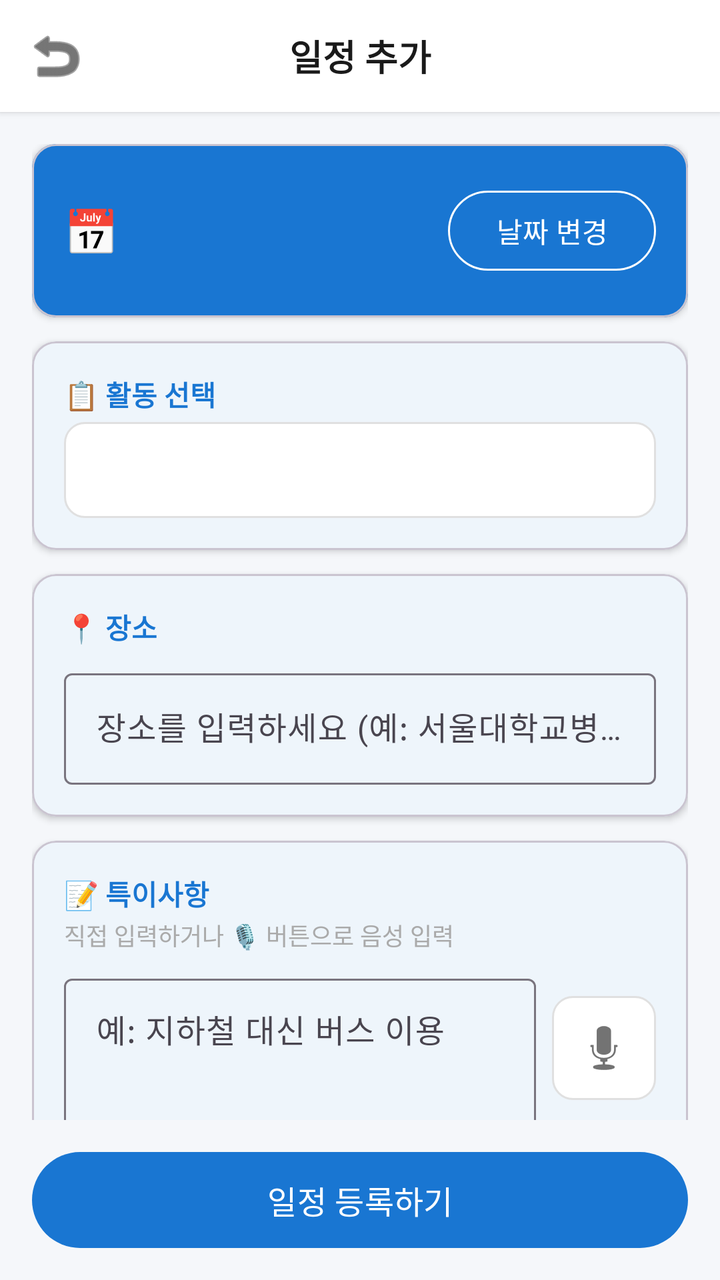
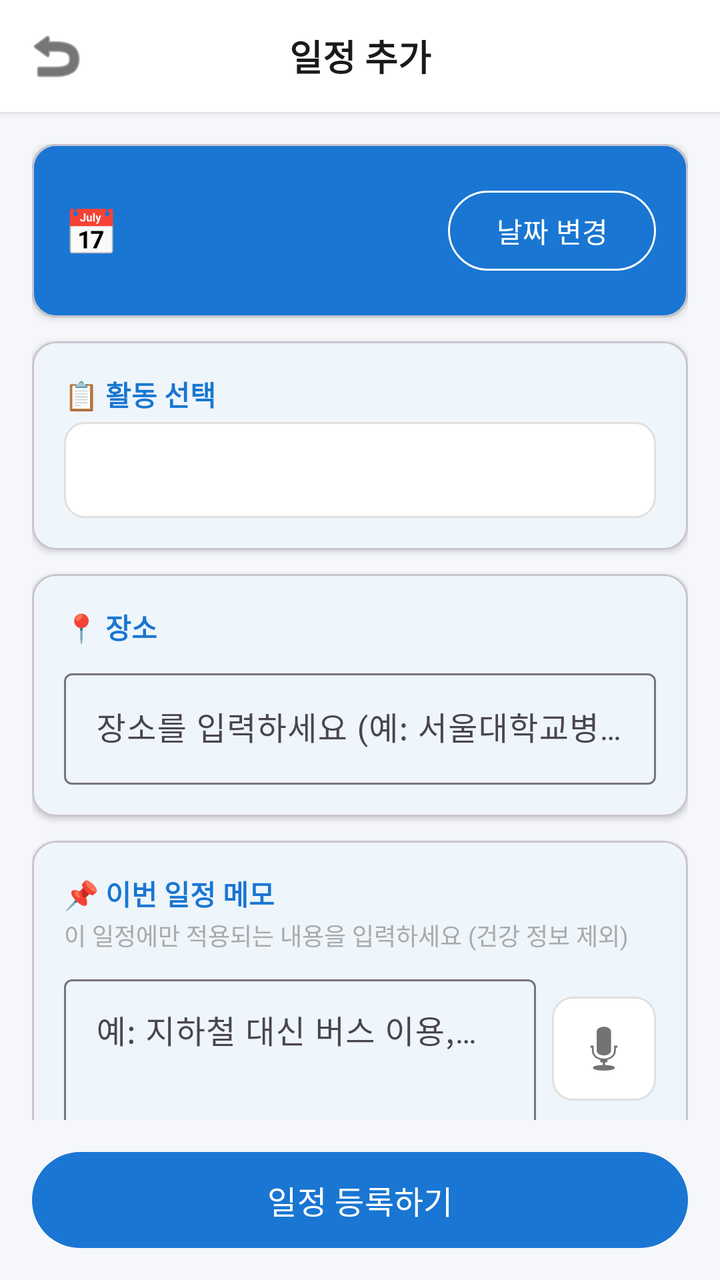

Two renders of the same Android screen: before a commit and after it. Below are the layout's source before the change and the commit's diff.
<!-- AndroidManifest.xml: application theme Theme.MyApplication -->
<!-- res/layout/activity_schedule_add.xml -->
<?xml version="1.0" encoding="utf-8"?>
<LinearLayout xmlns:android="http://schemas.android.com/apk/res/android"
    xmlns:app="http://schemas.android.com/apk/res-auto"
    android:layout_width="match_parent"
    android:layout_height="match_parent"
    android:orientation="vertical"
    android:background="@color/bgPage">

    
    <LinearLayout
        android:layout_width="match_parent"
        android:layout_height="56dp"
        android:orientation="horizontal"
        android:gravity="center_vertical"
        android:paddingHorizontal="4dp"
        android:background="@color/bgCard"
        android:elevation="2dp">

        <ImageButton
            android:id="@+id/btnBack"
            android:layout_width="48dp"
            android:layout_height="48dp"
            android:src="@android:drawable/ic_menu_revert"
            android:background="?attr/selectableItemBackgroundBorderless"
            android:tint="@color/textPrimary"
            android:contentDescription="뒤로"/>

        <TextView
            android:layout_width="0dp"
            android:layout_height="wrap_content"
            android:layout_weight="1"
            android:text="일정 추가"
            android:textSize="18sp"
            android:textStyle="bold"
            android:textColor="@color/textPrimary"
            android:gravity="center"/>

        <View android:layout_width="48dp" android:layout_height="48dp"/>

    </LinearLayout>

    <androidx.core.widget.NestedScrollView
        android:layout_width="match_parent"
        android:layout_height="0dp"
        android:layout_weight="1"
        android:background="@color/bgPage">

        <LinearLayout
            android:layout_width="match_parent"
            android:layout_height="wrap_content"
            android:orientation="vertical"
            android:padding="16dp">

            
            <com.google.android.material.card.MaterialCardView
                android:layout_width="match_parent"
                android:layout_height="wrap_content"
                android:layout_marginBottom="12dp"
                app:cardCornerRadius="12dp"
                app:cardElevation="2dp"
                app:cardBackgroundColor="@color/colorPrimary">

                <LinearLayout
                    android:layout_width="match_parent"
                    android:layout_height="wrap_content"
                    android:orientation="horizontal"
                    android:padding="16dp"
                    android:gravity="center_vertical">

                    <TextView
                        android:layout_width="wrap_content"
                        android:layout_height="wrap_content"
                        android:text="📅"
                        android:textSize="22sp"
                        android:layout_marginEnd="12dp"/>

                    <LinearLayout
                        android:layout_width="0dp"
                        android:layout_height="wrap_content"
                        android:layout_weight="1"
                        android:orientation="vertical">

                        <TextView
                            android:id="@+id/tvPrefilledDate"
                            android:layout_width="wrap_content"
                            android:layout_height="wrap_content"
                            android:textSize="13sp"
                            android:textColor="#CCFFFFFF"/>

                        <TextView
                            android:id="@+id/tvPrefilledTime"
                            android:layout_width="wrap_content"
                            android:layout_height="wrap_content"
                            android:textSize="26sp"
                            android:textStyle="bold"
                            android:textColor="#FFFFFF"
                            android:layout_marginTop="2dp"/>

                    </LinearLayout>

                    <com.google.android.material.button.MaterialButton
                        android:id="@+id/btnChangeDate"
                        style="@style/Widget.Material3.Button.OutlinedButton"
                        android:layout_width="wrap_content"
                        android:layout_height="wrap_content"
                        android:text="날짜 변경"
                        android:textColor="#FFFFFF"
                        app:strokeColor="#FFFFFF"/>

                </LinearLayout>
            </com.google.android.material.card.MaterialCardView>

            
            <com.google.android.material.card.MaterialCardView
                android:layout_width="match_parent"
                android:layout_height="wrap_content"
                android:layout_marginBottom="12dp"
                app:cardCornerRadius="12dp"
                app:cardElevation="2dp"
                app:cardBackgroundColor="@color/bgCard">

                <LinearLayout
                    android:layout_width="match_parent"
                    android:layout_height="wrap_content"
                    android:orientation="vertical"
                    android:padding="16dp">

                    <TextView
                        android:layout_width="wrap_content"
                        android:layout_height="wrap_content"
                        android:text="📋 활동 선택"
                        android:textSize="14sp"
                        android:textStyle="bold"
                        android:textColor="@color/colorPrimary"
                        android:layout_marginBottom="4dp"/>

                    <ProgressBar
                        android:id="@+id/pbStepsLoading"
                        android:layout_width="wrap_content"
                        android:layout_height="wrap_content"
                        android:layout_gravity="center_horizontal"
                        android:visibility="gone"/>

                    <TextView
                        android:id="@+id/tvStepTimeout"
                        android:layout_width="match_parent"
                        android:layout_height="wrap_content"
                        android:text="⚠ 단계 로딩 실패"
                        android:textSize="11sp"
                        android:textColor="#FF9800"
                        android:visibility="gone"
                        android:layout_marginBottom="4dp"/>

                    <Spinner
                        android:id="@+id/spinnerTask"
                        android:layout_width="match_parent"
                        android:layout_height="48dp"
                        android:background="@drawable/bg_input_dark"
                        android:padding="8dp"/>

                    
                    <LinearLayout
                        android:id="@+id/llSteps"
                        android:layout_width="match_parent"
                        android:layout_height="wrap_content"
                        android:orientation="vertical"
                        android:visibility="gone"
                        android:background="#F0F4FF"
                        android:padding="12dp"
                        android:layout_marginTop="8dp"/>

                </LinearLayout>
            </com.google.android.material.card.MaterialCardView>

            
            <com.google.android.material.card.MaterialCardView
                android:layout_width="match_parent"
                android:layout_height="wrap_content"
                android:layout_marginBottom="12dp"
                app:cardCornerRadius="12dp"
                app:cardElevation="2dp"
                app:cardBackgroundColor="@color/bgCard">

                <LinearLayout
                    android:layout_width="match_parent"
                    android:layout_height="wrap_content"
                    android:orientation="vertical"
                    android:padding="16dp">

                    <TextView
                        android:layout_width="wrap_content"
                        android:layout_height="wrap_content"
                        android:text="📍 장소"
                        android:textSize="14sp"
                        android:textStyle="bold"
                        android:textColor="@color/colorPrimary"
                        android:layout_marginBottom="8dp"/>

                    <com.google.android.material.textfield.TextInputLayout
                        android:layout_width="match_parent"
                        android:layout_height="wrap_content"
                        style="@style/Widget.Material3.TextInputLayout.OutlinedBox"
                        android:hint="장소를 입력하세요 (예: 서울대학교병원)">

                        <com.google.android.material.textfield.TextInputEditText
                            android:id="@+id/etLocation"
                            android:layout_width="match_parent"
                            android:layout_height="wrap_content"
                            android:inputType="text"
                            android:imeOptions="actionNext"/>

                    </com.google.android.material.textfield.TextInputLayout>

                </LinearLayout>
            </com.google.android.material.card.MaterialCardView>

            
            <com.google.android.material.card.MaterialCardView
                android:layout_width="match_parent"
                android:layout_height="wrap_content"
                android:layout_marginBottom="12dp"
                app:cardCornerRadius="12dp"
                app:cardElevation="2dp"
                app:cardBackgroundColor="@color/bgCard">

                <LinearLayout
                    android:layout_width="match_parent"
                    android:layout_height="wrap_content"
                    android:orientation="vertical"
                    android:padding="16dp">

                    <TextView
                        android:layout_width="wrap_content"
                        android:layout_height="wrap_content"
                        android:text="📝 특이사항"
                        android:textSize="14sp"
                        android:textStyle="bold"
                        android:textColor="@color/colorPrimary"
                        android:layout_marginBottom="2dp"/>

                    <TextView
                        android:layout_width="wrap_content"
                        android:layout_height="wrap_content"
                        android:text="직접 입력하거나 🎙 버튼으로 음성 입력"
                        android:textSize="12sp"
                        android:textColor="@color/textHint"
                        android:layout_marginBottom="8dp"/>

                    <LinearLayout
                        android:layout_width="match_parent"
                        android:layout_height="wrap_content"
                        android:orientation="horizontal">

                        <com.google.android.material.textfield.TextInputLayout
                            android:layout_width="0dp"
                            android:layout_height="wrap_content"
                            android:layout_weight="1"
                            style="@style/Widget.Material3.TextInputLayout.OutlinedBox"
                            android:hint="예: 지하철 대신 버스 이용">

                            <com.google.android.material.textfield.TextInputEditText
                                android:id="@+id/etNote"
                                android:layout_width="match_parent"
                                android:layout_height="wrap_content"
                                android:inputType="textMultiLine"
                                android:minLines="2"
                                android:maxLines="4"
                                android:gravity="top"/>

                        </com.google.android.material.textfield.TextInputLayout>

                        <ImageButton
                            android:id="@+id/btnRecord"
                            android:layout_width="52dp"
                            android:layout_height="52dp"
                            android:layout_marginStart="8dp"
                            android:layout_gravity="center_vertical"
                            android:src="@android:drawable/ic_btn_speak_now"
                            android:background="@drawable/bg_input_dark"
                            android:contentDescription="음성 입력"/>

                    </LinearLayout>

                    <TextView
                        android:id="@+id/tvAnalyzeResult"
                        android:layout_width="match_parent"
                        android:layout_height="wrap_content"
                        android:textSize="12sp"
                        android:textColor="@color/colorPrimary"
                        android:visibility="gone"
                        android:layout_marginTop="6dp"/>

                </LinearLayout>
            </com.google.android.material.card.MaterialCardView>

            
            <View android:layout_width="match_parent" android:layout_height="8dp"/>

        </LinearLayout>
    </androidx.core.widget.NestedScrollView>

    
    <com.google.android.material.button.MaterialButton
        android:id="@+id/btnSave"
        android:layout_width="match_parent"
        android:layout_height="56dp"
        android:text="일정 등록하기"
        android:textSize="16sp"
        android:layout_marginHorizontal="16dp"
        android:layout_marginVertical="12dp"/>

</LinearLayout>
<!-- resources referenced by this layout -->
<resources>
  <color name="bgCard">#FFFFFF</color>
  <color name="bgPage">#F5F7FA</color>
  <color name="colorPrimary">#1976D2</color>
  <color name="textHint">#AAAAAA</color>
  <color name="textPrimary">#1A1A1A</color>
  <!-- drawable bg_input_dark (drawable) -->
  <shape xmlns:android="http://schemas.android.com/apk/res/android"
      android:shape="rectangle">
      <solid android:color="#FFFFFF"/>
      <stroke android:width="1dp" android:color="#E0E0E0"/>
      <corners android:radius="10dp"/>
  </shape>
  <style name="Theme.MyApplication" parent="Base.Theme.MyApplication" />
  <style name="Base.Theme.MyApplication" parent="Theme.Material3.Light.NoActionBar">
          <item name="colorPrimary">@color/colorPrimary</item>
          <item name="colorPrimaryDark">@color/colorPrimaryDark</item>
          <item name="colorOnPrimary">@color/white</item>
          <item name="colorSurface">@color/white</item>
          <item name="colorOnSurface">@color/textPrimary</item>
          <item name="android:windowBackground">@color/bgPage</item>
          <item name="android:statusBarColor">@color/white</item>
          <item name="android:windowLightStatusBar" tools:targetApi="23">true</item>
      </style>
  <color name="colorPrimaryDark">#115293</color>
  <color name="white">#FFFFFFFF</color>
</resources>

<!-- the commit's change to res/layout/activity_schedule_add.xml (unified diff, before → after) -->
@@ -232,7 +232,7 @@
                     <TextView
                         android:layout_width="wrap_content"
                         android:layout_height="wrap_content"
-                        android:text="📝 특이사항"
+                        android:text="📌 이번 일정 메모"
                         android:textSize="14sp"
                         android:textStyle="bold"
                         android:textColor="@color/colorPrimary"
@@ -241,7 +241,7 @@
                     <TextView
                         android:layout_width="wrap_content"
                         android:layout_height="wrap_content"
-                        android:text="직접 입력하거나 🎙 버튼으로 음성 입력"
+                        android:text="이 일정에만 적용되는 내용을 입력하세요 (건강 정보 제외)"
                         android:textSize="12sp"
                         android:textColor="@color/textHint"
                         android:layout_marginBottom="8dp"/>
@@ -256,7 +256,7 @@
                             android:layout_height="wrap_content"
                             android:layout_weight="1"
                             style="@style/Widget.Material3.TextInputLayout.OutlinedBox"
-                            android:hint="예: 지하철 대신 버스 이용">
+                            android:hint="예: 지하철 대신 버스 이용, 우산 필요, 지갑 챙기기">
 
                             <com.google.android.material.textfield.TextInputEditText
                                 android:id="@+id/etNote"
